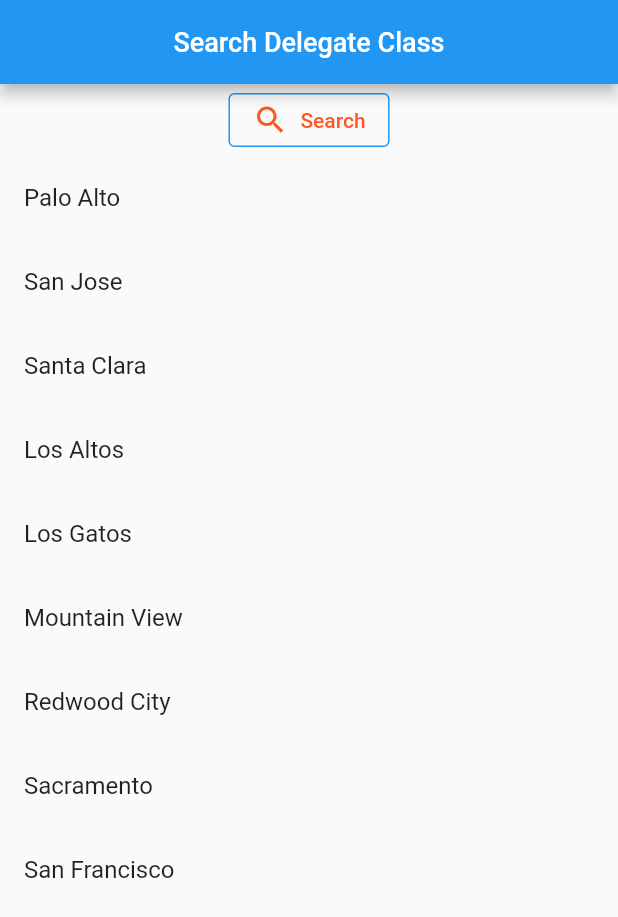
After one commit to svhsp/learning, a Flutter app: the Home screen opened directly, on a phone screen of 412 x 824 dp. The commit adds this screen. Shown: the top 917 px of the screen. Run offline on Flutter 3.47's test engine with Material 2 defaults, Android fonts, the phone set to English and light mode, and no system bars.

Commit message:
searchDelegate

```diff
--- /dev/null
+++ b/lib/SearchDelegate/pages/home_page.dart
@@ -0,0 +1,71 @@
+import 'package:flutter/material.dart';
+import 'package:stonks/SearchDelegate/services/search_locations.dart';
+
+class Home extends StatefulWidget {
+  @override
+  _HomeState createState() => _HomeState();
+
+}
+
+class _HomeState extends State<Home> {
+  String selectedPlace = '';
+
+  @override
+  Widget build(BuildContext context) {
+    return Scaffold(
+      appBar: AppBar(
+        title: Text(
+          'Search Delegate Class',
+          style: TextStyle(color: Colors.white, fontSize: 18.0),
+        ),
+        centerTitle: true,
+      ),
+      body: Column(
+        children: [
+          OutlinedButton.icon(
+            label: Text('Search'),
+            icon: Icon(Icons.search),
+            style: OutlinedButton.styleFrom(
+              primary: Colors.deepOrange,
+              side: BorderSide(color: Colors.blue),
+            ),
+            onPressed: () async {
+             final finalResult = await showSearch(context: context, delegate: SearchLocations(bayAreaPlaces: bayAreaPlaces, suggestedPlaces: suggestedPlaces));
+             setState(() {
+               selectedPlace = finalResult!;
+             });
+            },
+          ),
+          selectedPlace == ''
+              ? Container()
+              : Container(
+                  padding:
+                    EdgeInsets.symmetric(horizontal: 35.0, vertical: 15.0),
+            color: Colors.deepOrange,
+            child: Text(
+              selectedPlace,
+              style: TextStyle(
+                fontWeight: FontWeight.bold, color: Colors.white),
+            ),
+          ),
+          Expanded(
+              child: ListView.builder(
+                itemCount: bayAreaPlaces.length,
+                itemBuilder: (context, index) {
+                  return ListTile(
+                    title: Text(bayAreaPlaces[index]),
+                  );
+                },
+          )
+          ),
+        ],
+      ),
+    );
+  }
+}
+
+final List <String> bayAreaPlaces = ['Palo Alto', 'San Jose', 'Santa Clara',
+  'Los Altos', 'Los Gatos', 'Mountain View', 'Redwood City', 'Sacramento', 'San Francisco'];
+
+final List <String> suggestedPlaces = ['San Jose', 'Santa Clara',
+  'Los Altos', 'Los Gatos'];
--- a/lib/pages/watch_list_page.dart
+++ b/lib/pages/watch_list_page.dart
@@ -11,11 +11,12 @@ class WatchlistPage extends StatefulWidget {
 
 
 class _WatchlistPageState extends State<WatchlistPage> {
-  Future<List<Map<String, String>>> future = StockFetcher('https://www.alphavantage.co/query?function=GLOBAL_QUOTE&symbol=GOOG&apikey=G4UJ9ECYT8N1K1O6').getStocks();
+
 
   @override
   void initState() {
     super.initState();
+    Future<List<Map<String, String>>> future = StockFetcher('https://www.alphavantage.co/query?function=GLOBAL_QUOTE&symbol=GOOG&apikey=G4UJ9ECYT8N1K1O6').getStocks();
     future.then((value) {
       setState(() {
         isReady = true;
```
Also changed, not shown: lib/SearchDelegate/main.dart (added, +21 -0 lines), lib/SearchDelegate/services/search_locations.dart (added, +67 -0 lines).
